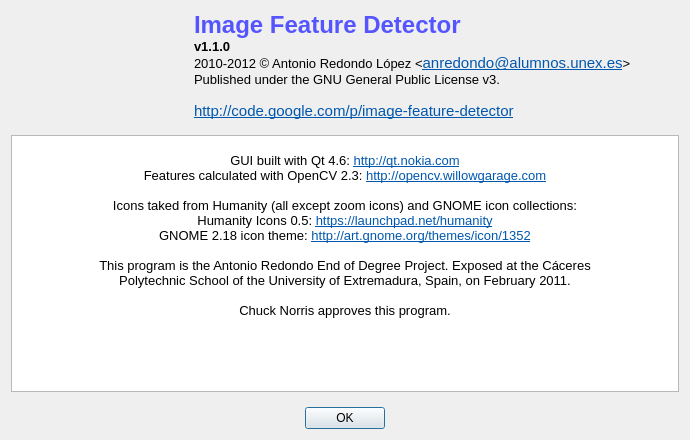
dawn0123/image_feature_detector, file aboutWindow.ui: the form before one commit.
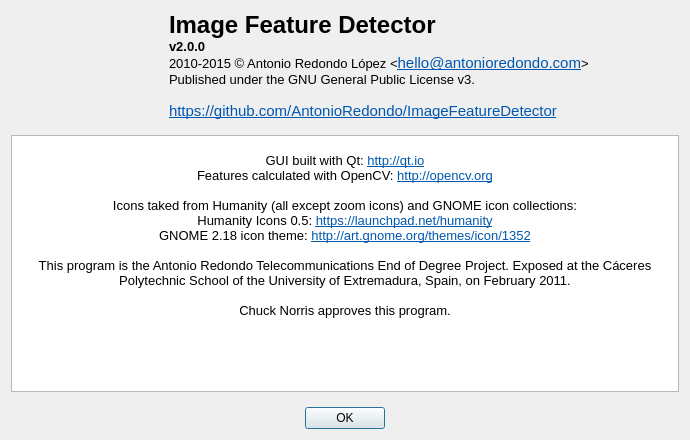
The form after the commit. Icons and pictures are not drawn.

Patch:
```diff
--- a/aboutWindow.ui
+++ b/aboutWindow.ui
@@ -77,20 +77,20 @@
      <item>
       <widget class="QLabel" name="label_3">
        <property name="sizePolicy">
-        <sizepolicy hsizetype="Fixed" vsizetype="Preferred">
+        <sizepolicy hsizetype="Minimum" vsizetype="Preferred">
          <horstretch>0</horstretch>
          <verstretch>0</verstretch>
         </sizepolicy>
        </property>
        <property name="minimumSize">
         <size>
-         <width>485</width>
+         <width>510</width>
          <height>0</height>
         </size>
        </property>
        <property name="maximumSize">
         <size>
-         <width>500</width>
+         <width>510</width>
          <height>16777215</height>
         </size>
        </property>
@@ -98,13 +98,13 @@
         <string>&lt;!DOCTYPE HTML PUBLIC &quot;-//W3C//DTD HTML 4.0//EN&quot; &quot;http://www.w3.org/TR/REC-html40/strict.dtd&quot;&gt;
 &lt;html&gt;&lt;head&gt;&lt;meta name=&quot;qrichtext&quot; content=&quot;1&quot; /&gt;&lt;style type=&quot;text/css&quot;&gt;
 p, li { white-space: pre-wrap; }
-&lt;/style&gt;&lt;/head&gt;&lt;body style=&quot; font-family:'UnDotum'; font-size:11pt; font-weight:400; font-style:normal;&quot;&gt;
-&lt;p style=&quot; margin-top:0px; margin-bottom:0px; margin-left:0px; margin-right:0px; -qt-block-indent:0; text-indent:0px;&quot;&gt;&lt;span style=&quot; font-family:'Sans'; font-size:18pt; font-weight:600; color:#5555ff;&quot;&gt;Image Feature Detector&lt;/span&gt;&lt;/p&gt;
-&lt;p style=&quot; margin-top:0px; margin-bottom:0px; margin-left:0px; margin-right:0px; -qt-block-indent:0; text-indent:0px;&quot;&gt;&lt;span style=&quot; font-family:'Sans'; font-size:10pt; font-weight:600;&quot;&gt;v1.1.0&lt;/span&gt;&lt;/p&gt;
-&lt;p style=&quot; margin-top:0px; margin-bottom:0px; margin-left:0px; margin-right:0px; -qt-block-indent:0; text-indent:0px;&quot;&gt;&lt;span style=&quot; font-family:'Sans'; font-size:10pt;&quot;&gt;2010-2012 &lt;/span&gt;&lt;span style=&quot; font-family:'DejaVu Sans, sans-serif'; font-size:10pt;&quot;&gt;©&lt;/span&gt;&lt;span style=&quot; font-family:'Sans'; font-size:10pt;&quot;&gt; Antonio Redondo López &amp;lt;&lt;/span&gt;&lt;a href=&quot;mailto:anredondo@alumnos.unex.es&quot;&gt;&lt;span style=&quot; text-decoration: underline; color:#0057ae;&quot;&gt;anredondo@alumnos.unex.es&lt;/span&gt;&lt;/a&gt;&lt;span style=&quot; font-family:'Sans'; font-size:10pt;&quot;&gt;&amp;gt;&lt;/span&gt;&lt;/p&gt;
+&lt;/style&gt;&lt;/head&gt;&lt;body style=&quot; font-family:'Ubuntu'; font-size:11pt; font-weight:400; font-style:normal;&quot;&gt;
+&lt;p style=&quot; margin-top:0px; margin-bottom:0px; margin-left:0px; margin-right:0px; -qt-block-indent:0; text-indent:0px;&quot;&gt;&lt;span style=&quot; font-family:'Sans'; font-size:18pt; font-weight:600; color:#000000;&quot;&gt;Image Feature Detector&lt;/span&gt;&lt;/p&gt;
+&lt;p style=&quot; margin-top:0px; margin-bottom:0px; margin-left:0px; margin-right:0px; -qt-block-indent:0; text-indent:0px;&quot;&gt;&lt;span style=&quot; font-family:'Sans'; font-size:10pt; font-weight:600;&quot;&gt;v2.0.0&lt;/span&gt;&lt;/p&gt;
+&lt;p style=&quot; margin-top:0px; margin-bottom:0px; margin-left:0px; margin-right:0px; -qt-block-indent:0; text-indent:0px;&quot;&gt;&lt;span style=&quot; font-family:'Sans'; font-size:10pt;&quot;&gt;2010-2015 &lt;/span&gt;&lt;span style=&quot; font-family:'DejaVu Sans, sans-serif'; font-size:10pt;&quot;&gt;©&lt;/span&gt;&lt;span style=&quot; font-family:'Sans'; font-size:10pt;&quot;&gt; Antonio Redondo López &amp;lt;&lt;/span&gt;&lt;a href=&quot;mailto:anredondo@alumnos.unex.es&quot;&gt;&lt;span style=&quot; font-family:'UnDotum'; text-decoration: underline; color:#0057ae;&quot;&gt;hello@antonioredondo.com&lt;/span&gt;&lt;/a&gt;&lt;span style=&quot; font-family:'Sans'; font-size:10pt;&quot;&gt;&amp;gt;&lt;/span&gt;&lt;/p&gt;
 &lt;p style=&quot; margin-top:0px; margin-bottom:0px; margin-left:0px; margin-right:0px; -qt-block-indent:0; text-indent:0px;&quot;&gt;&lt;span style=&quot; font-family:'Sans'; font-size:10pt;&quot;&gt;Published under the GNU General Public License v3.&lt;/span&gt;&lt;/p&gt;
-&lt;p style=&quot;-qt-paragraph-type:empty; margin-top:0px; margin-bottom:0px; margin-left:0px; margin-right:0px; -qt-block-indent:0; text-indent:0px; font-family:'Sans'; font-size:10pt;&quot;&gt;&lt;/p&gt;
-&lt;p style=&quot; margin-top:0px; margin-bottom:0px; margin-left:0px; margin-right:0px; -qt-block-indent:0; text-indent:0px;&quot;&gt;&lt;a href=&quot;http://code.google.com/p/image-feature-detector/&quot;&gt;&lt;span style=&quot; text-decoration: underline; color:#0057ae;&quot;&gt;http://code.google.com/p/image-feature-detector&lt;/span&gt;&lt;/a&gt;&lt;/p&gt;&lt;/body&gt;&lt;/html&gt;</string>
+&lt;p style=&quot;-qt-paragraph-type:empty; margin-top:0px; margin-bottom:0px; margin-left:0px; margin-right:0px; -qt-block-indent:0; text-indent:0px; font-family:'Sans'; font-size:10pt;&quot;&gt;&lt;br /&gt;&lt;/p&gt;
+&lt;p style=&quot; margin-top:0px; margin-bottom:0px; margin-left:0px; margin-right:0px; -qt-block-indent:0; text-indent:0px;&quot;&gt;&lt;a href=&quot;http://code.google.com/p/image-feature-detector/&quot;&gt;&lt;span style=&quot; font-family:'UnDotum'; text-decoration: underline; color:#0057ae;&quot;&gt;https://github.com/AntonioRedondo/ImageFeatureDetector&lt;/span&gt;&lt;/a&gt;&lt;/p&gt;&lt;/body&gt;&lt;/html&gt;</string>
        </property>
        <property name="textFormat">
         <enum>Qt::RichText</enum>
@@ -137,18 +137,17 @@
       <string>&lt;!DOCTYPE HTML PUBLIC &quot;-//W3C//DTD HTML 4.0//EN&quot; &quot;http://www.w3.org/TR/REC-html40/strict.dtd&quot;&gt;
 &lt;html&gt;&lt;head&gt;&lt;meta name=&quot;qrichtext&quot; content=&quot;1&quot; /&gt;&lt;style type=&quot;text/css&quot;&gt;
 p, li { white-space: pre-wrap; }
-&lt;/style&gt;&lt;/head&gt;&lt;body style=&quot; font-family:'UnDotum'; font-size:11pt; font-weight:400; font-style:normal;&quot;&gt;
-&lt;p align=&quot;center&quot; style=&quot;-qt-paragraph-type:empty; margin-top:0px; margin-bottom:0px; margin-left:0px; margin-right:0px; -qt-block-indent:0; text-indent:0px; font-family:'Sans'; font-size:8pt;&quot;&gt;&lt;/p&gt;
-&lt;p align=&quot;center&quot; style=&quot; margin-top:0px; margin-bottom:0px; margin-left:0px; margin-right:0px; -qt-block-indent:0; text-indent:0px;&quot;&gt;&lt;span style=&quot; font-family:'Sans'; font-size:10pt;&quot;&gt;GUI built with Qt 4.6: &lt;/span&gt;&lt;a href=&quot;http://qt.nokia.com/&quot;&gt;&lt;span style=&quot; font-size:10pt; text-decoration: underline; color:#0057ae;&quot;&gt;http://qt.nokia.com&lt;/span&gt;&lt;/a&gt;&lt;/p&gt;
-&lt;p align=&quot;center&quot; style=&quot; margin-top:0px; margin-bottom:0px; margin-left:0px; margin-right:0px; -qt-block-indent:0; text-indent:0px;&quot;&gt;&lt;span style=&quot; font-family:'Sans'; font-size:10pt;&quot;&gt;Features calculated with OpenCV 2.3: &lt;/span&gt;&lt;a href=&quot;http://opencv.willowgarage.com/&quot;&gt;&lt;span style=&quot; font-size:10pt; text-decoration: underline; color:#0057ae;&quot;&gt;http://opencv.willowgarage.com&lt;/span&gt;&lt;/a&gt;&lt;/p&gt;
-&lt;p align=&quot;center&quot; style=&quot;-qt-paragraph-type:empty; margin-top:0px; margin-bottom:0px; margin-left:0px; margin-right:0px; -qt-block-indent:0; text-indent:0px; font-family:'Sans'; font-size:10pt; text-decoration: underline; color:#0000ff;&quot;&gt;&lt;/p&gt;
+&lt;/style&gt;&lt;/head&gt;&lt;body style=&quot; font-family:'Ubuntu'; font-size:11pt; font-weight:400; font-style:normal;&quot;&gt;
+&lt;p align=&quot;center&quot; style=&quot;-qt-paragraph-type:empty; margin-top:0px; margin-bottom:0px; margin-left:0px; margin-right:0px; -qt-block-indent:0; text-indent:0px; font-family:'Sans'; font-size:8pt;&quot;&gt;&lt;br /&gt;&lt;/p&gt;
+&lt;p align=&quot;center&quot; style=&quot; margin-top:0px; margin-bottom:0px; margin-left:0px; margin-right:0px; -qt-block-indent:0; text-indent:0px;&quot;&gt;&lt;span style=&quot; font-family:'Sans'; font-size:10pt;&quot;&gt;GUI built with Qt: &lt;/span&gt;&lt;a href=&quot;http://qt.nokia.com/&quot;&gt;&lt;span style=&quot; font-family:'UnDotum'; font-size:10pt; text-decoration: underline; color:#0057ae;&quot;&gt;http://qt.io&lt;/span&gt;&lt;/a&gt;&lt;/p&gt;
+&lt;p align=&quot;center&quot; style=&quot; margin-top:0px; margin-bottom:0px; margin-left:0px; margin-right:0px; -qt-block-indent:0; text-indent:0px;&quot;&gt;&lt;span style=&quot; font-family:'Sans'; font-size:10pt;&quot;&gt;Features calculated with OpenCV: &lt;/span&gt;&lt;a href=&quot;http://opencv.willowgarage.com/&quot;&gt;&lt;span style=&quot; font-family:'UnDotum'; font-size:10pt; text-decoration: underline; color:#0057ae;&quot;&gt;http://opencv.org&lt;/span&gt;&lt;/a&gt;&lt;/p&gt;
+&lt;p align=&quot;center&quot; style=&quot;-qt-paragraph-type:empty; margin-top:0px; margin-bottom:0px; margin-left:0px; margin-right:0px; -qt-block-indent:0; text-indent:0px; font-family:'Sans'; font-size:10pt; text-decoration: underline; color:#0000ff;&quot;&gt;&lt;br /&gt;&lt;/p&gt;
 &lt;p align=&quot;center&quot; style=&quot; margin-top:0px; margin-bottom:0px; margin-left:0px; margin-right:0px; -qt-block-indent:0; text-indent:0px;&quot;&gt;&lt;span style=&quot; font-family:'Sans'; font-size:10pt;&quot;&gt;Icons taked from Humanity (all except zoom icons) and GNOME icon collections:&lt;/span&gt;&lt;/p&gt;
-&lt;p align=&quot;center&quot; style=&quot; margin-top:0px; margin-bottom:0px; margin-left:0px; margin-right:0px; -qt-block-indent:0; text-indent:0px;&quot;&gt;&lt;span style=&quot; font-family:'Sans'; font-size:10pt;&quot;&gt;Humanity Icons 0.5: &lt;/span&gt;&lt;a href=&quot;https://launchpad.net/humanity&quot;&gt;&lt;span style=&quot; font-size:10pt; text-decoration: underline; color:#0057ae;&quot;&gt;https://launchpad.net/humanity&lt;/span&gt;&lt;/a&gt;&lt;/p&gt;
-&lt;p align=&quot;center&quot; style=&quot; margin-top:0px; margin-bottom:0px; margin-left:0px; margin-right:0px; -qt-block-indent:0; text-indent:0px;&quot;&gt;&lt;span style=&quot; font-family:'Sans'; font-size:10pt;&quot;&gt;GNOME 2.18 icon theme: &lt;/span&gt;&lt;a href=&quot;http://art.gnome.org/themes/icon/1352&quot;&gt;&lt;span style=&quot; font-size:10pt; text-decoration: underline; color:#0057ae;&quot;&gt;http://art.gnome.org/themes/icon/1352&lt;/span&gt;&lt;/a&gt;&lt;/p&gt;
-&lt;p align=&quot;center&quot; style=&quot;-qt-paragraph-type:empty; margin-top:0px; margin-bottom:0px; margin-left:0px; margin-right:0px; -qt-block-indent:0; text-indent:0px; font-family:'Sans'; font-size:10pt;&quot;&gt;&lt;/p&gt;
-&lt;p align=&quot;center&quot; style=&quot; margin-top:0px; margin-bottom:0px; margin-left:0px; margin-right:0px; -qt-block-indent:0; text-indent:0px;&quot;&gt;&lt;span style=&quot; font-family:'Sans'; font-size:10pt;&quot;&gt;This program is the Antonio Redondo End of Degree Project. Exposed at the Cáceres&lt;/span&gt;&lt;/p&gt;
-&lt;p align=&quot;center&quot; style=&quot; margin-top:0px; margin-bottom:0px; margin-left:0px; margin-right:0px; -qt-block-indent:0; text-indent:0px;&quot;&gt;&lt;span style=&quot; font-family:'Sans'; font-size:10pt;&quot;&gt;Polytechnic School of the University of Extremadura, Spain, on February 2011.&lt;/span&gt;&lt;/p&gt;
-&lt;p align=&quot;center&quot; style=&quot;-qt-paragraph-type:empty; margin-top:0px; margin-bottom:0px; margin-left:0px; margin-right:0px; -qt-block-indent:0; text-indent:0px; font-family:'Sans'; font-size:10pt;&quot;&gt;&lt;/p&gt;
+&lt;p align=&quot;center&quot; style=&quot; margin-top:0px; margin-bottom:0px; margin-left:0px; margin-right:0px; -qt-block-indent:0; text-indent:0px;&quot;&gt;&lt;span style=&quot; font-family:'Sans'; font-size:10pt;&quot;&gt;Humanity Icons 0.5: &lt;/span&gt;&lt;a href=&quot;https://launchpad.net/humanity&quot;&gt;&lt;span style=&quot; font-family:'UnDotum'; font-size:10pt; text-decoration: underline; color:#0057ae;&quot;&gt;https://launchpad.net/humanity&lt;/span&gt;&lt;/a&gt;&lt;/p&gt;
+&lt;p align=&quot;center&quot; style=&quot; margin-top:0px; margin-bottom:0px; margin-left:0px; margin-right:0px; -qt-block-indent:0; text-indent:0px;&quot;&gt;&lt;span style=&quot; font-family:'Sans'; font-size:10pt;&quot;&gt;GNOME 2.18 icon theme: &lt;/span&gt;&lt;a href=&quot;http://art.gnome.org/themes/icon/1352&quot;&gt;&lt;span style=&quot; font-family:'UnDotum'; font-size:10pt; text-decoration: underline; color:#0057ae;&quot;&gt;http://art.gnome.org/themes/icon/1352&lt;/span&gt;&lt;/a&gt;&lt;/p&gt;
+&lt;p align=&quot;center&quot; style=&quot;-qt-paragraph-type:empty; margin-top:0px; margin-bottom:0px; margin-left:0px; margin-right:0px; -qt-block-indent:0; text-indent:0px; font-family:'Sans'; font-size:10pt;&quot;&gt;&lt;br /&gt;&lt;/p&gt;
+&lt;p align=&quot;center&quot; style=&quot; margin-top:0px; margin-bottom:0px; margin-left:0px; margin-right:0px; -qt-block-indent:0; text-indent:0px;&quot;&gt;&lt;span style=&quot; font-family:'Sans'; font-size:10pt;&quot;&gt;This program is the Antonio Redondo Telecommunications End of Degree Project. Exposed at the Cáceres Polytechnic School of the University of Extremadura, Spain, on February 2011.&lt;/span&gt;&lt;/p&gt;
+&lt;p align=&quot;center&quot; style=&quot;-qt-paragraph-type:empty; margin-top:0px; margin-bottom:0px; margin-left:0px; margin-right:0px; -qt-block-indent:0; text-indent:0px; font-family:'Sans'; font-size:10pt;&quot;&gt;&lt;br /&gt;&lt;/p&gt;
 &lt;p align=&quot;center&quot; style=&quot; margin-top:0px; margin-bottom:0px; margin-left:0px; margin-right:0px; -qt-block-indent:0; text-indent:0px;&quot;&gt;&lt;span style=&quot; font-family:'Sans'; font-size:10pt;&quot;&gt;Chuck Norris approves this program.&lt;/span&gt;&lt;/p&gt;&lt;/body&gt;&lt;/html&gt;</string>
      </property>
      <property name="textInteractionFlags">
```
